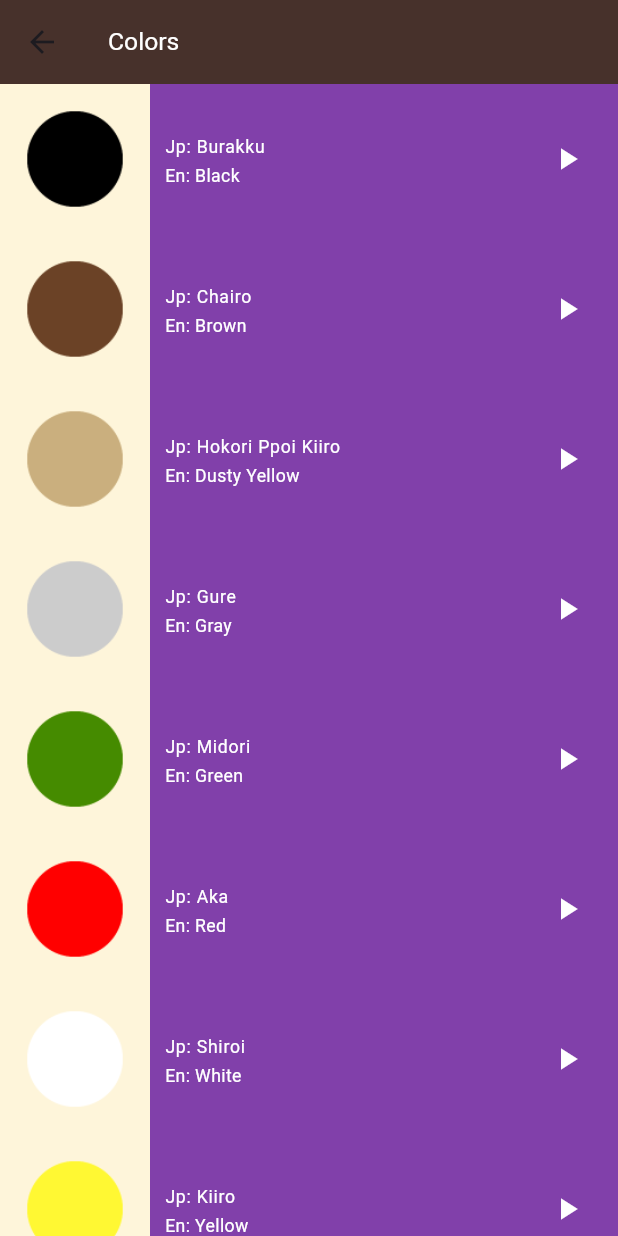
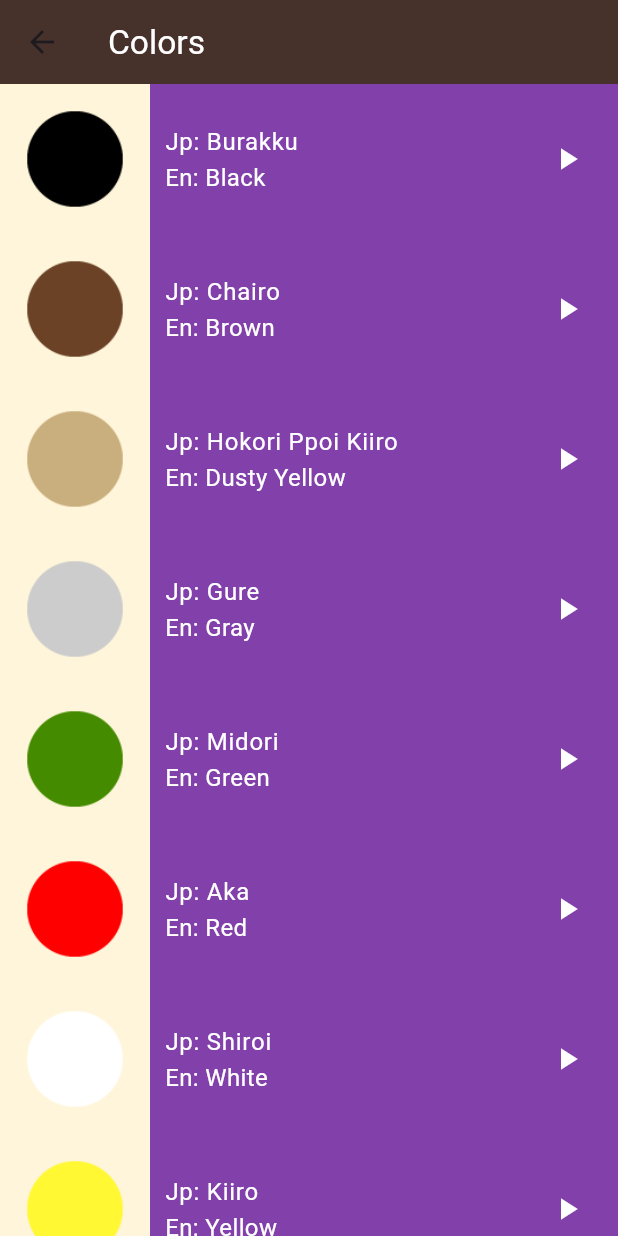
Before and after one commit to AhmedGhazala2000/Toku-App, a Flutter app: the ColorsView screen opened directly, on a phone screen of 412 x 824 dp. Run offline on Flutter 3.47's test engine with Material 3 defaults, Android fonts, the phone set to English and light mode, and no system bars; our stand-ins replace audioplayers, device_preview.

Commit message:
Update responsive_font_size.dart
Simple edit

```diff
--- a/lib/utils/responsive_font_size.dart
+++ b/lib/utils/responsive_font_size.dart
@@ -4,8 +4,8 @@ import 'package:learning_japanese/constant.dart';
 double getResponsiveFontSize(BuildContext context, {required double fontSize}) {
   double scaleFactor = getScaleFactor(context);
   double responsiveFontSize = fontSize * scaleFactor;
-  double lowerLimit = responsiveFontSize * 0.8;
-  double upperLimit = responsiveFontSize * 1.2;
+  double lowerLimit = fontSize * 0.8;
+  double upperLimit = fontSize * 1.2;
   return responsiveFontSize.clamp(lowerLimit, upperLimit);
 }
 
```
